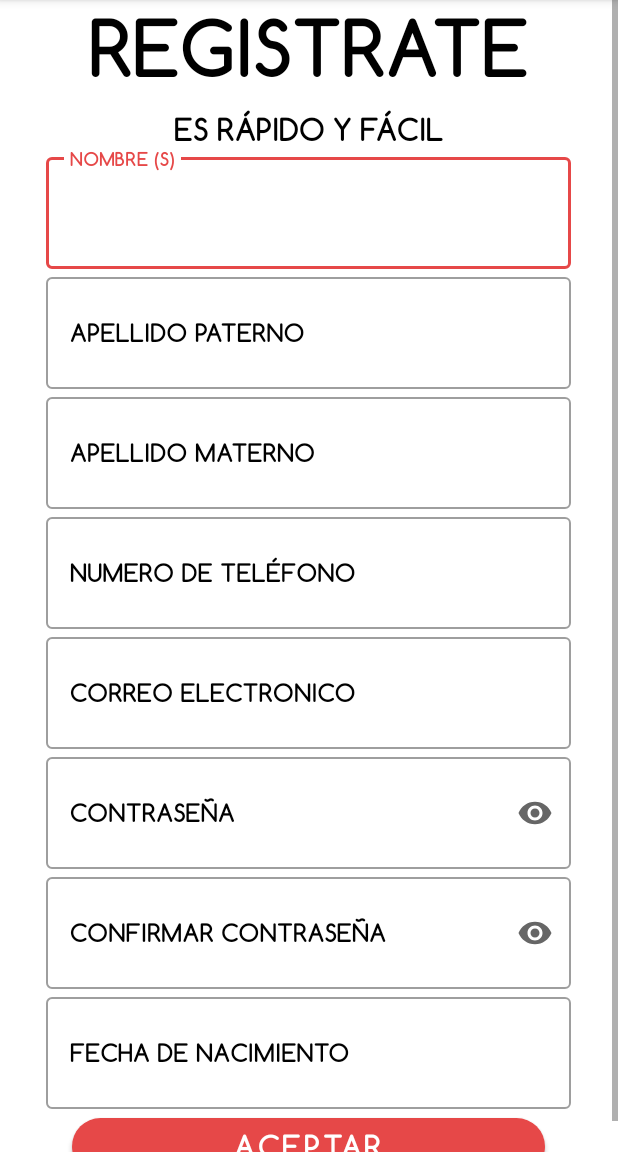
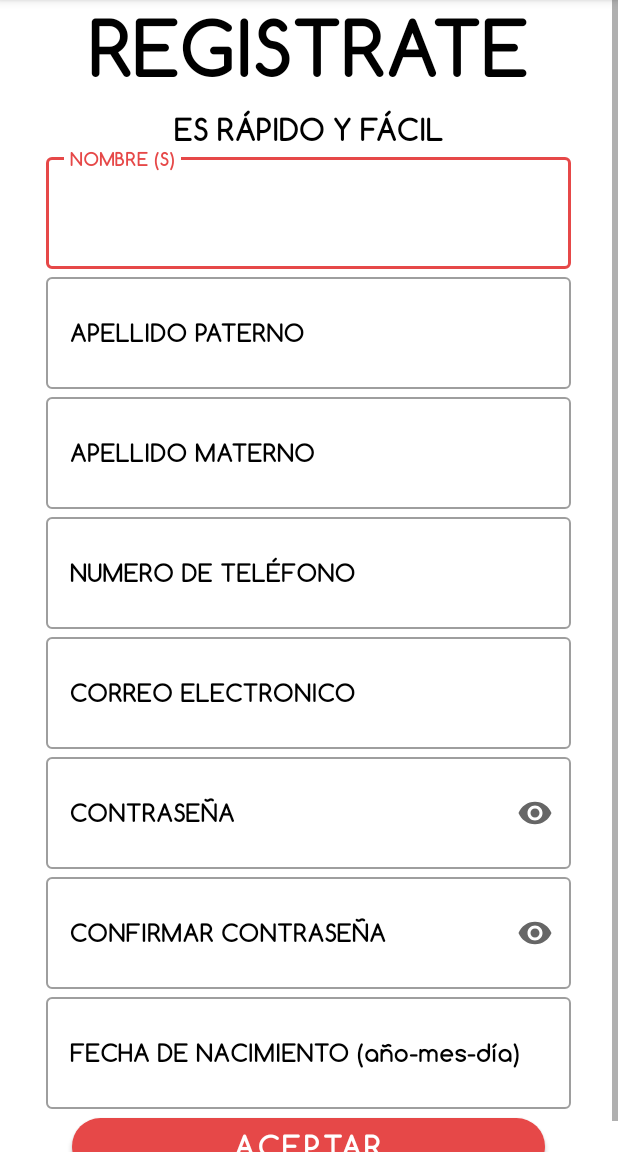
Before and after one commit to YorelyDamian/NuupiKotlin, an Android app: the fragment RegistroFragment shown on its own in the app's theme, on a phone screen of 412 x 824 dp, the part 84-1236 px from its top. Run offline under Robolectric (Android 15) with nearby library versions, the phone set to English and light mode, and no system bars.

Commit message:
ArreglarFechaNacimiento

```diff
--- a/app/src/main/res/layout/fragment_registro.xml
+++ b/app/src/main/res/layout/fragment_registro.xml
@@ -221,7 +221,7 @@
                     android:layout_width="match_parent"
                     android:layout_height="match_parent"
                     android:fontFamily="@font/comfortaabold"
-                    android:hint="FECHA DE NACIMIENTO"
+                    android:hint="FECHA DE NACIMIENTO (año-mes-día)"
                     android:textColorHint="@color/black" />
             </com.google.android.material.textfield.TextInputLayout>
 
```
